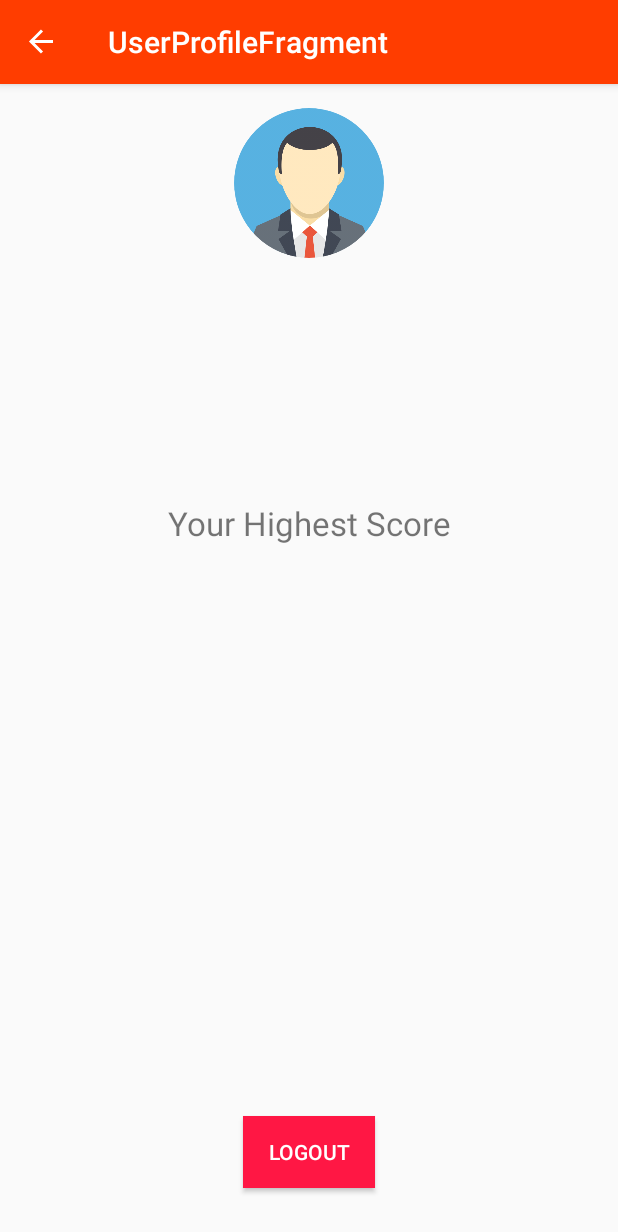
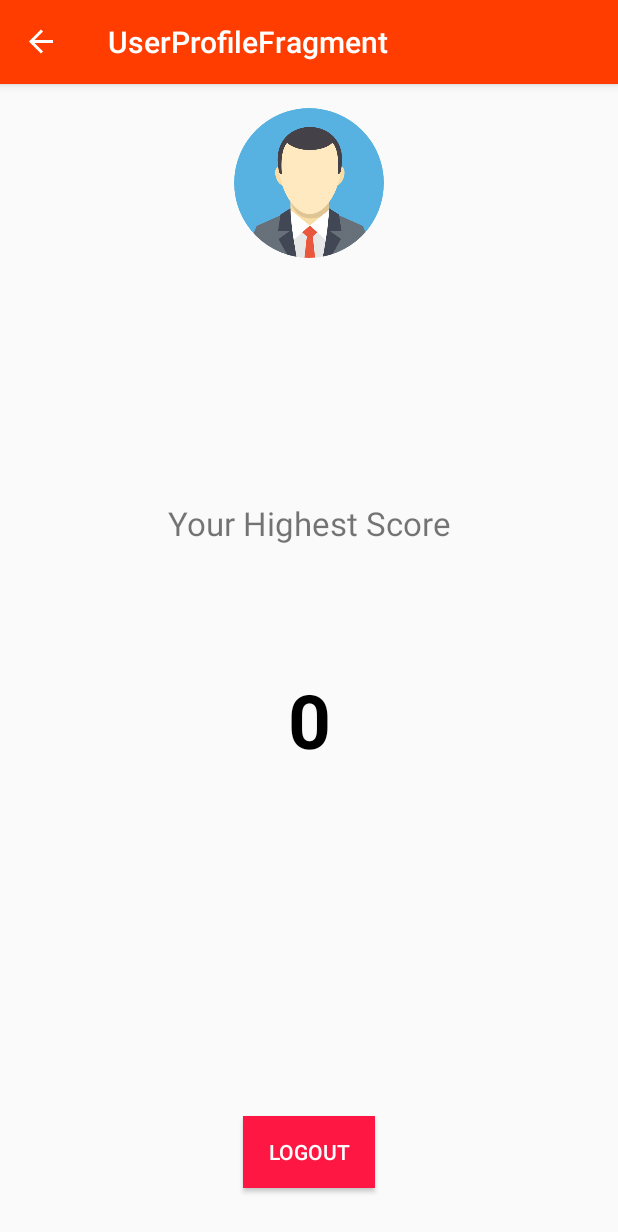
Before and after one commit to pastoral/Simple-Quiz, an Android app: the UserProfileFragment screen opened through its navigation route, on a phone screen of 412 x 824 dp. Shown: the top 1232 px of the screen. Run offline under Robolectric (Android 15) with nearby library versions, the phone set to English and light mode, and no system bars; our stand-ins replace CircleImageView, Firebase (no records; nobody signed in at launch, a user with empty details on screens opened directly), data binding, navigation-ui; libraries missing offline, so code that uses them is left out: com.firebase.ui.

Commit message:
Shared Preferences added to store highest score

```diff
--- a/app/src/main/java/com/example/simplequiz/UserProfileFragment.kt
+++ b/app/src/main/java/com/example/simplequiz/UserProfileFragment.kt
@@ -1,6 +1,9 @@
 package com.example.simplequiz
 
 
+import android.content.Context
+import android.content.Context.MODE_PRIVATE
+import android.content.SharedPreferences
 import android.os.Bundle
 import androidx.fragment.app.Fragment
 import android.view.LayoutInflater
@@ -22,7 +25,8 @@ import kotlinx.android.synthetic.main.fragment_user_profile.*
  */
 class UserProfileFragment : Fragment() {
     val user = FirebaseAuth.getInstance().currentUser
-
+    var highestScore:String = "0"
+    lateinit var sharedPreferences: SharedPreferences
     lateinit var binding: FragmentUserProfileBinding
     override fun onCreateView(
         inflater: LayoutInflater, container: ViewGroup?,
@@ -50,6 +54,9 @@ class UserProfileFragment : Fragment() {
                 .placeholder(R.drawable.profilepic)
                 .into(userimage)
         }
+        sharedPreferences = activity!!.getSharedPreferences("SP_HIGH_SCORE", MODE_PRIVATE)
+        highestScore = sharedPreferences.getInt("HIGHESTSCORE",0).toString()
+
     }
 
 
--- a/app/src/main/res/layout/fragment_user_profile.xml
+++ b/app/src/main/res/layout/fragment_user_profile.xml
@@ -100,7 +100,7 @@
             app:layout_constraintHorizontal_bias="0.5"
             app:layout_constraintStart_toStartOf="parent"
             app:layout_constraintTop_toBottomOf="@+id/txt_name"
-            tools:text="100">
+            tools:text="@{userprofile.highestScore}">
 
 
         </TextView>
```
Also changed, not shown: app/src/main/java/com/example/simplequiz/QuizFragment.kt (+12 -0 lines).
